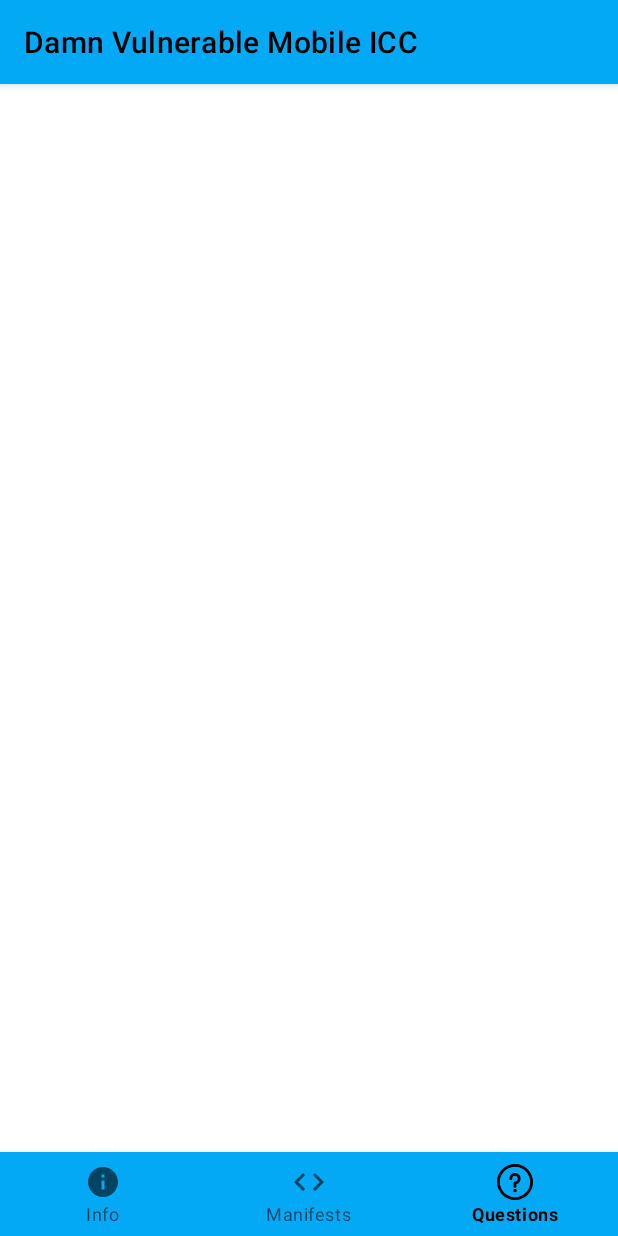
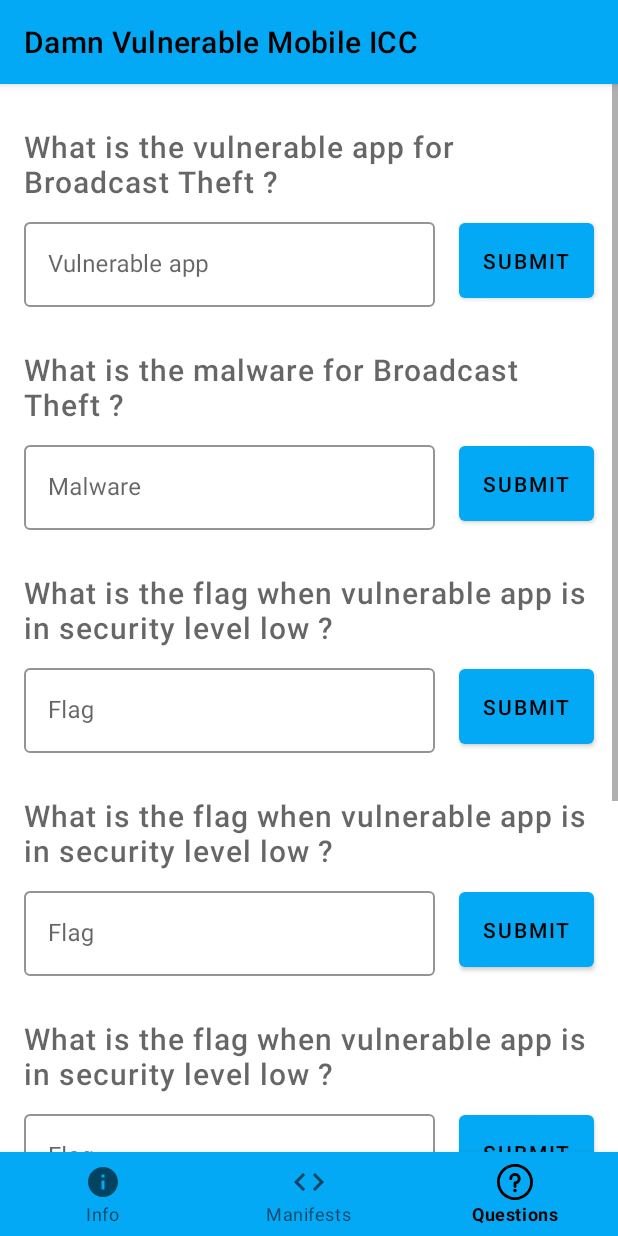
Before and after one commit to Alexandru-Dascalu/Damn-Vulnerable-Mobile-ICC, an Android app: the ChallengeActivity screen opened directly, with no data from a screen before it, item 3 of the bottom bar chosen, on a phone screen of 412 x 824 dp. Run offline under Robolectric (Android 15) with nearby library versions, the phone set to English and light mode, and no system bars; 3 statements that could not run were skipped.

Commit message:
added question layout

```diff
--- a/app/src/main/java/uk/ac/swansea/alexandru/dvmicc/fragments/questions/BroadcastTheftQuestionsFragment.kt
+++ b/app/src/main/java/uk/ac/swansea/alexandru/dvmicc/fragments/questions/BroadcastTheftQuestionsFragment.kt
@@ -1,7 +1,42 @@
 package uk.ac.swansea.alexandru.dvmicc.fragments.questions
 
+import android.os.Bundle
+import android.view.LayoutInflater
+import android.view.View
+import android.view.ViewGroup
+import android.widget.TextView
 import androidx.fragment.app.Fragment
+import uk.ac.swansea.alexandru.dvmicc.R
 
-class BroadcastTheftQuestionsFragment : Fragment() {
+class BroadcastTheftQuestionsFragment() : Fragment() {
+    override fun onCreateView(inflater: LayoutInflater, container: ViewGroup?, savedInstanceState: Bundle?): View? {
+        val questionsRootView = inflater.inflate(R.layout.broadcast_theft_questions_fragment, container, false)
 
+        return questionsRootView
+    }
+
+    override fun onViewCreated(view: View, savedInstanceState: Bundle?) {
+        val vulnerableAppTextView = view.findViewById<TextView>(R.id.vulnerableAppQuestionTextView)
+        vulnerableAppTextView.text = context!!.resources.getString(R.string.vulnerableAppQuestion,
+                context!!.resources.getString(R.string.broadcastTheftName))
+
+        val malwareTextView = view.findViewById<TextView>(R.id.malwareQuestionTextView)
+        malwareTextView.text = context!!.resources.getString(R.string.malwareQuestion,
+                context!!.resources.getString(R.string.broadcastTheftName))
+
+        val securityLowTextView = view.findViewById<TextView>(R.id.securityLowQuestionTextView)
+        securityLowTextView.text = context!!.resources.getString(R.string.securityLowQuestion)
+
+        val securityMediumTextView = view.findViewById<TextView>(R.id.securityMediumQuestionTextView)
+        securityMediumTextView.text = context!!.resources.getString(R.string.securityLowQuestion)
+
+        val securityHighTextView = view.findViewById<TextView>(R.id.securityHighQuestionTextView)
+        securityHighTextView.text = context!!.resources.getString(R.string.securityLowQuestion)
+
+        val securityVeryHighTextView = view.findViewById<TextView>(R.id.securityVeryHighQuestionTextView)
+        securityVeryHighTextView.text = context!!.resources.getString(R.string.securityVeryHighQuestion)
+
+        val securityImpossibleTextView = view.findViewById<TextView>(R.id.securityImpossibleQuestionTextView)
+        securityImpossibleTextView.text = context!!.resources.getString(R.string.securityImpossibleQuestion)
+    }
 }
--- /dev/null
+++ b/app/src/main/res/layout/broadcast_theft_questions_fragment.xml
@@ -0,0 +1,374 @@
+<?xml version="1.0" encoding="utf-8"?>
+
+<ScrollView
+    xmlns:android="http://schemas.android.com/apk/res/android"
+    xmlns:app="http://schemas.android.com/apk/res-auto"
+    xmlns:tools="http://schemas.android.com/tools"
+    android:layout_width="match_parent"
+    android:layout_height="match_parent">
+
+    <androidx.constraintlayout.widget.ConstraintLayout
+        android:layout_width="match_parent"
+        android:layout_height="wrap_content">
+
+        <TextView
+            android:id="@+id/vulnerableAppQuestionTextView"
+            android:layout_width="0dp"
+            android:layout_height="wrap_content"
+
+            android:layout_marginStart="16dp"
+            android:layout_marginTop="28dp"
+            android:layout_marginEnd="16dp"
+            android:textAppearance="@style/questionStyle"
+
+            app:layout_constraintEnd_toEndOf="parent"
+            app:layout_constraintStart_toStartOf="parent"
+            app:layout_constraintTop_toTopOf="parent" />
+
+        <com.google.android.material.textfield.TextInputLayout
+            android:id="@+id/vulnerableAppInput"
+            android:layout_width="0dp"
+            android:layout_height="wrap_content"
+            style="@style/questionsTextInputStyle"
+
+            android:layout_marginStart="16dp"
+            android:layout_marginTop="8dp"
+            android:layout_marginEnd="16dp"
+
+            app:layout_constraintEnd_toStartOf="@+id/vulnerableAppQuestionButton"
+            app:layout_constraintStart_toStartOf="parent"
+            app:layout_constraintTop_toBottomOf="@+id/vulnerableAppQuestionTextView">
+
+            <androidx.appcompat.widget.AppCompatEditText
+                android:id="@+id/vulnerableAppEditText"
+                android:layout_width="match_parent"
+                android:layout_height="wrap_content"
+
+                android:singleLine="true"
+                android:hint="@string/vulnerableAppHint" />
+        </com.google.android.material.textfield.TextInputLayout>
+
+        <com.google.android.material.button.MaterialButton
+            android:id="@+id/vulnerableAppQuestionButton"
+            android:layout_width="wrap_content"
+            android:layout_height="0dp"
+
+            android:layout_marginTop="8dp"
+            android:layout_marginEnd="16dp"
+
+            android:text="@string/submitButtonText"
+
+            app:layout_constraintBottom_toBottomOf="@+id/vulnerableAppInput"
+            app:layout_constraintEnd_toEndOf="parent"
+            app:layout_constraintTop_toBottomOf="@+id/vulnerableAppQuestionTextView" />
+
+        <TextView
+            android:id="@+id/malwareQuestionTextView"
+            android:layout_width="0dp"
+            android:layout_height="wrap_content"
+            android:layout_marginStart="16dp"
+
+            android:layout_marginTop="28dp"
+            android:layout_marginEnd="16dp"
+            android:textAppearance="@style/questionStyle"
+
+            app:layout_constraintEnd_toEndOf="parent"
+            app:layout_constraintStart_toStartOf="parent"
+            app:layout_constraintTop_toBottomOf="@+id/vulnerableAppInput" />
+
+        <com.google.android.material.textfield.TextInputLayout
+            android:id="@+id/malwareInput"
+            android:layout_width="0dp"
+            android:layout_height="wrap_content"
+            style="@style/questionsTextInputStyle"
+
+            android:layout_marginStart="16dp"
+            android:layout_marginTop="8dp"
+            android:layout_marginEnd="16dp"
+
+            app:layout_constraintEnd_toStartOf="@+id/malwareQuestionButton"
+            app:layout_constraintStart_toStartOf="parent"
+            app:layout_constraintTop_toBottomOf="@+id/malwareQuestionTextView">
+
+            <androidx.appcompat.widget.AppCompatEditText
+                android:id="@+id/malwareAppEditText"
+                android:layout_width="match_parent"
+                android:layout_height="wrap_content"
+
+                android:singleLine="true"
+                android:hint="@string/malwareAppHint" />
+        </com.google.android.material.textfield.TextInputLayout>
+
+        <com.google.android.material.button.MaterialButton
+            android:id="@+id/malwareQuestionButton"
+            android:layout_width="wrap_content"
+            android:layout_height="0dp"
+
+            android:layout_marginTop="8dp"
+            android:layout_marginEnd="16dp"
+
+            android:text="@string/submitButtonText"
+
+            app:layout_constraintBottom_toBottomOf="@+id/malwareInput"
+            app:layout_constraintEnd_toEndOf="parent"
+            app:layout_constraintTop_toBottomOf="@+id/malwareQuestionTextView" />
+
+        <TextView
+            android:id="@+id/securityLowQuestionTextView"
+            android:layout_width="0dp"
+            android:layout_height="wrap_content"
+            android:layout_marginStart="16dp"
+
+            android:layout_marginTop="28dp"
+            android:layout_marginEnd="16dp"
+            android:textAppearance="@style/questionStyle"
+
+            app:layout_constraintEnd_toEndOf="parent"
+            app:layout_constraintStart_toStartOf="parent"
+            app:layout_constraintTop_toBottomOf="@+id/malwareInput" />
+
+        <com.google.android.material.textfield.TextInputLayout
+            android:id="@+id/securityLowInput"
+            android:layout_width="0dp"
+            android:layout_height="wrap_content"
+            style="@style/questionsTextInputStyle"
+
+            android:layout_marginStart="16dp"
+            android:layout_marginTop="8dp"
+            android:layout_marginEnd="16dp"
+
+            app:layout_constraintEnd_toStartOf="@+id/securityLowButton"
+            app:layout_constraintStart_toStartOf="parent"
+            app:layout_constraintTop_toBottomOf="@+id/securityLowQuestionTextView">
+
+            <androidx.appcompat.widget.AppCompatEditText
+                android:id="@+id/securityLowEditText"
+                android:layout_width="match_parent"
+                android:layout_height="wrap_content"
+
+                android:singleLine="true"
+                android:hint="@string/flagHint" />
+        </com.google.android.material.textfield.TextInputLayout>
+
+        <com.google.android.material.button.MaterialButton
+            android:id="@+id/securityLowButton"
+            android:layout_width="wrap_content"
+            android:layout_height="0dp"
+
+            android:layout_marginTop="8dp"
+            android:layout_marginEnd="16dp"
+
+            android:text="@string/submitButtonText"
+
+            app:layout_constraintBottom_toBottomOf="@+id/securityLowInput"
+            app:layout_constraintEnd_toEndOf="parent"
+            app:layout_constraintTop_toBottomOf="@+id/securityLowQuestionTextView" />
+
+        <TextView
+            android:id="@+id/securityMediumQuestionTextView"
+            android:layout_width="0dp"
+            android:layout_height="wrap_content"
+            android:layout_marginStart="16dp"
+
+            android:layout_marginTop="28dp"
+            android:layout_marginEnd="16dp"
+            android:textAppearance="@style/questionStyle"
+
+            app:layout_constraintEnd_toEndOf="parent"
+            app:layout_constraintStart_toStartOf="parent"
+            app:layout_constraintTop_toBottomOf="@+id/securityLowInput" />
+
+        <com.google.android.material.textfield.TextInputLayout
+            android:id="@+id/securityMediumInput"
+            android:layout_width="0dp"
+            android:layout_height="wrap_content"
+            style="@style/questionsTextInputStyle"
+
+            android:layout_marginStart="16dp"
+            android:layout_marginTop="8dp"
+            android:layout_marginEnd="16dp"
+
+            app:layout_constraintEnd_toStartOf="@+id/securityMediumButton"
+            app:layout_constraintStart_toStartOf="parent"
+            app:layout_constraintTop_toBottomOf="@+id/securityMediumQuestionTextView">
+
+            <androidx.appcompat.widget.AppCompatEditText
+                android:id="@+id/securityMediumEditText"
+                android:layout_width="match_parent"
+                android:layout_height="wrap_content"
+
+                android:singleLine="true"
+                android:hint="@string/flagHint" />
+        </com.google.android.material.textfield.TextInputLayout>
+
+        <com.google.android.material.button.MaterialButton
+            android:id="@+id/securityMediumButton"
+            android:layout_width="wrap_content"
+            android:layout_height="0dp"
+
+            android:layout_marginTop="8dp"
+            android:layout_marginEnd="16dp"
+
+            android:text="@string/submitButtonText"
+
+            app:layout_constraintBottom_toBottomOf="@+id/securityMediumInput"
+            app:layout_constraintEnd_toEndOf="parent"
+            app:layout_constraintTop_toBottomOf="@+id/securityMediumQuestionTextView" />
+
+        <TextView
+            android:id="@+id/securityHighQuestionTextView"
+            android:layout_width="0dp"
+            android:layout_height="wrap_content"
+            android:layout_marginStart="16dp"
+
+            android:layout_marginTop="28dp"
+            android:layout_marginEnd="16dp"
+            android:textAppearance="@style/questionStyle"
+
+            app:layout_constraintEnd_toEndOf="parent"
+            app:layout_constraintStart_toStartOf="parent"
+            app:layout_constraintTop_toBottomOf="@+id/securityMediumInput" />
+
+        <com.google.android.material.textfield.TextInputLayout
+            android:id="@+id/securityHighInput"
+            android:layout_width="0dp"
+            android:layout_height="wrap_content"
+            style="@style/questionsTextInputStyle"
+
+            android:layout_marginStart="16dp"
+            android:layout_marginTop="8dp"
+            android:layout_marginEnd="16dp"
+
+            app:layout_constraintEnd_toStartOf="@+id/securityHighButton"
+            app:layout_constraintStart_toStartOf="parent"
+            app:layout_constraintTop_toBottomOf="@+id/securityHighQuestionTextView">
+
+            <androidx.appcompat.widget.AppCompatEditText
+                android:id="@+id/securityHighEditText"
+                android:layout_width="match_parent"
+                android:layout_height="wrap_content"
+
+                android:singleLine="true"
+                android:hint="@string/flagHint" />
+        </com.google.android.material.textfield.TextInputLayout>
+
+        <com.google.android.material.button.MaterialButton
+            android:id="@+id/securityHighButton"
+            android:layout_width="wrap_content"
+            android:layout_height="0dp"
+
+            android:layout_marginTop="8dp"
+            android:layout_marginEnd="16dp"
+
+            android:text="@string/submitButtonText"
+
+            app:layout_constraintBottom_toBottomOf="@+id/securityHighInput"
+            app:layout_constraintEnd_toEndOf="parent"
+            app:layout_constraintTop_toBottomOf="@+id/securityHighQuestionTextView" />
+
+        <TextView
+            android:id="@+id/securityVeryHighQuestionTextView"
+            android:layout_width="0dp"
+            android:layout_height="wrap_content"
+            android:layout_marginStart="16dp"
+
+            android:layout_marginTop="28dp"
+            android:layout_marginEnd="16dp"
+            android:textAppearance="@style/questionStyle"
+
+            app:layout_constraintEnd_toEndOf="parent"
+            app:layout_constraintStart_toStartOf="parent"
+            app:layout_constraintTop_toBottomOf="@+id/securityHighInput" />
+
+        <com.google.android.material.textfield.TextInputLayout
+            android:id="@+id/securityVeryHighInput"
+            android:layout_width="0dp"
+            android:layout_height="wrap_content"
+            style="@style/questionsTextInputStyle"
+
+            android:layout_marginStart="16dp"
+            android:layout_marginTop="8dp"
+            android:layout_marginEnd="16dp"
+
+            app:layout_constraintEnd_toStartOf="@+id/securityVeryHighButton"
+            app:layout_constraintStart_toStartOf="parent"
+            app:layout_constraintTop_toBottomOf="@+id/securityVeryHighQuestionTextView">
+
+            <androidx.appcompat.widget.AppCompatEditText
+                android:id="@+id/securityVeryHighEditText"
+                android:layout_width="match_parent"
+                android:layout_height="wrap_content"
+
+                android:singleLine="true"
+                android:hint="@string/flagHint" />
+        </com.google.android.material.textfield.TextInputLayout>
+
+        <com.google.android.material.button.MaterialButton
+            android:id="@+id/securityVeryHighButton"
+            android:layout_width="wrap_content"
+            android:layout_height="0dp"
+
+            android:layout_marginTop="8dp"
+            android:layout_marginEnd="16dp"
+
+            android:text="@string/submitButtonText"
+
+            app:layout_constraintBottom_toBottomOf="@+id/securityVeryHighInput"
+            app:layout_constraintEnd_toEndOf="parent"
+            app:layout_constraintTop_toBottomOf="@+id/securityVeryHighQuestionTextView" />
+
+        <TextView
+            android:id="@+id/securityImpossibleQuestionTextView"
+            android:layout_width="0dp"
+            android:layout_height="wrap_content"
+            android:layout_marginStart="16dp"
+
+            android:layout_marginTop="28dp"
+            android:layout_marginEnd="16dp"
+            android:textAppearance="@style/questionStyle"
+
+            app:layout_constraintEnd_toEndOf="parent"
+            app:layout_constraintStart_toStartOf="parent"
+            app:layout_constraintTop_toBottomOf="@+id/securityVeryHighInput" />
+
+        <com.google.android.material.textfield.TextInputLayout
+            android:id="@+id/securityImpossibleInput"
+            style="@style/questionsTextInputStyle"
+            android:layout_width="0dp"
+            android:layout_height="wrap_content"
+
+            android:layout_marginStart="16dp"
+            android:layout_marginTop="8dp"
+            android:layout_marginEnd="16dp"
+            android:layout_marginBottom="20dp"
+
+            app:layout_constraintBottom_toBottomOf="parent"
+            app:layout_constraintEnd_toStartOf="@+id/securityImpossibleButton"
+            app:layout_constraintStart_toStartOf="parent"
+            app:layout_constraintTop_toBottomOf="@+id/securityImpossibleQuestionTextView">
+
+            <androidx.appcompat.widget.AppCompatEditText
+                android:id="@+id/securityImpossibleEditText"
+                android:layout_width="match_parent"
+                android:layout_height="wrap_content"
+
+                android:hint="@string/flagHint"
+                android:singleLine="true" />
+        </com.google.android.material.textfield.TextInputLayout>
+
+        <com.google.android.material.button.MaterialButton
+            android:id="@+id/securityImpossibleButton"
+            android:layout_width="wrap_content"
+            android:layout_height="0dp"
+
+            android:layout_marginTop="8dp"
+            android:layout_marginEnd="16dp"
+
+            android:text="@string/submitButtonText"
+
+            app:layout_constraintBottom_toBottomOf="@+id/securityImpossibleInput"
+            app:layout_constraintEnd_toEndOf="parent"
+            app:layout_constraintTop_toBottomOf="@+id/securityImpossibleQuestionTextView" />
+
+    </androidx.constraintlayout.widget.ConstraintLayout>
+</ScrollView>
--- a/app/src/main/res/values/strings.xml
+++ b/app/src/main/res/values/strings.xml
@@ -577,6 +577,34 @@
         Some broadcast have been introduced in recent API versions.
     </string>
 
+    <!-- questions-->
+    <string name="vulnerableAppQuestion">
+        What is the vulnerable app for %1s ?
+    </string>
+    <string name="malwareQuestion">
+        What is the malware for %1s ?
+    </string>
+    <string name="securityLowQuestion">
+        What is the flag when vulnerable app is in security level low ?
+    </string>
+    <string name="securityMediumQuestion">
+        What is the flag when vulnerable app is in security level medium ?
+    </string>
+    <string name="securityHighQuestion">
+        What is the flag when vulnerable app is in security level high ?
+    </string>
+    <string name="securityVeryHighQuestion">
+        What is the flag when vulnerable app is in security level high ?
+    </string>
+    <string name="securityImpossibleQuestion">
+        What is the flag when vulnerable app is in security level impossible ?
+    </string>
+
     <string name="callLogAppName">Call Log</string>
     <string name="newsAggregatorAppName">News Aggregator</string>
+
+    <string name="vulnerableAppHint">Vulnerable app</string>
+    <string name="malwareAppHint">Malware</string>
+    <string name="flagHint">Flag</string>
+    <string name="submitButtonText">Submit</string>
 </resources>
--- a/app/src/main/res/values/styles.xml
+++ b/app/src/main/res/values/styles.xml
@@ -31,8 +31,17 @@
     </style>
 
     <style name="manifestFragmentAppNameStyle" parent="TextAppearance.MaterialComponents.Caption">
-        <item name="android:textSize">24sp</item>
+        <item name="android:textSize">20sp</item>
         <item name="android:textStyle">bold</item>
         <item name="fontFamily">sans-serif-medium</item>
     </style>
+
+    <style name="questionStyle" parent="TextAppearance.MaterialComponents.Caption">
+        <item name="android:textSize">20sp</item>
+        <item name="fontFamily">sans-serif-medium</item>
+    </style>
+
+    <style name="questionsTextInputStyle" parent="Widget.MaterialComponents.TextInputLayout.OutlinedBox">
+        <item name="boxStrokeColor">?attr/colorSecondary</item>
+    </style>
 </resources>
```
